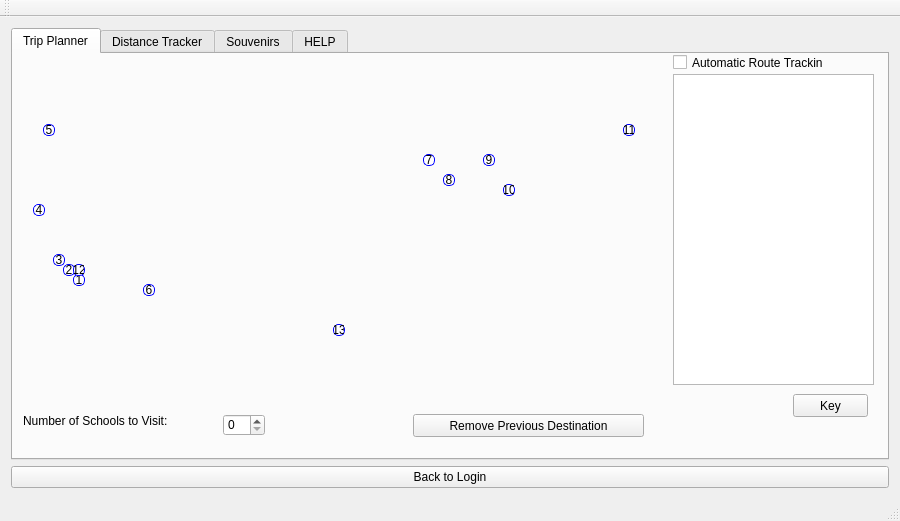
First picture: the form in Group_Project_1/mainwindow.ui, repository Cyrus-Riahi/CS1D-P1, before the edit.
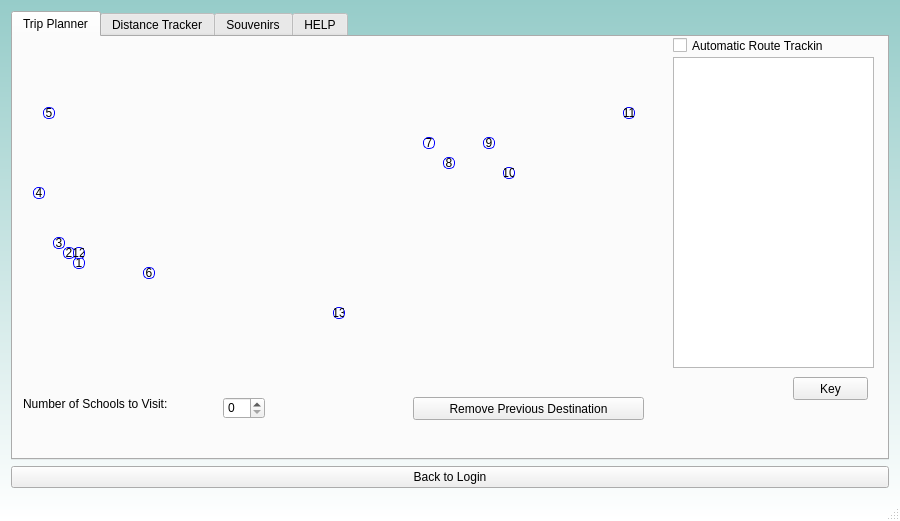
Second picture: the form after the edit. The open tabs and pages were chosen to show the change.

Patch:
```diff
--- a/Group_Project_1/mainwindow.ui
+++ b/Group_Project_1/mainwindow.ui
@@ -13,6 +13,22 @@
   <property name="windowTitle">
    <string>MainWindow</string>
   </property>
+  <property name="styleSheet">
+   <string notr="true">.QLineEdit, .QComboBox
+{
+border: 2px solid gray;
+}
+#MainWindow
+{
+	
+	background-color: qlineargradient(spread:pad, x1:0, y1:0, x2:0, y2:1, stop:0 rgba(150, 204, 201, 255), stop:1 rgba(255, 255, 255, 255));
+}
+.QLineEdit, .QComboBox
+{
+border-radius:5px;
+}
+</string>
+  </property>
   <widget class="QWidget" name="centralWidget">
    <layout class="QGridLayout" name="gridLayout_2">
     <item row="0" column="0">
@@ -61,7 +77,7 @@
             <x>60</x>
             <y>220</y>
             <width>12</width>
-            <height>12</height>
+            <height>24</height>
            </rect>
           </property>
           <property name="styleSheet">
@@ -85,7 +101,7 @@
             <x>50</x>
             <y>210</y>
             <width>12</width>
-            <height>12</height>
+            <height>24</height>
            </rect>
           </property>
           <property name="styleSheet">
@@ -109,7 +125,7 @@
             <x>40</x>
             <y>200</y>
             <width>12</width>
-            <height>12</height>
+            <height>24</height>
            </rect>
           </property>
           <property name="styleSheet">
@@ -159,7 +175,7 @@
             <x>20</x>
             <y>150</y>
             <width>12</width>
-            <height>12</height>
+            <height>24</height>
            </rect>
           </property>
           <property name="styleSheet">
@@ -183,7 +199,7 @@
             <x>30</x>
             <y>70</y>
             <width>12</width>
-            <height>12</height>
+            <height>24</height>
            </rect>
           </property>
           <property name="styleSheet">
@@ -207,7 +223,7 @@
             <x>130</x>
             <y>230</y>
             <width>12</width>
-            <height>12</height>
+            <height>24</height>
            </rect>
           </property>
           <property name="styleSheet">
@@ -231,7 +247,7 @@
             <x>410</x>
             <y>100</y>
             <width>12</width>
-            <height>12</height>
+            <height>24</height>
            </rect>
           </property>
           <property name="styleSheet">
@@ -255,7 +271,7 @@
             <x>430</x>
             <y>120</y>
             <width>12</width>
-            <height>12</height>
+            <height>24</height>
            </rect>
           </property>
           <property name="styleSheet">
@@ -279,7 +295,7 @@
             <x>470</x>
             <y>100</y>
             <width>12</width>
-            <height>12</height>
+            <height>24</height>
            </rect>
           </property>
           <property name="styleSheet">
@@ -303,7 +319,7 @@
             <x>490</x>
             <y>130</y>
             <width>12</width>
-            <height>12</height>
+            <height>24</height>
            </rect>
           </property>
           <property name="styleSheet">
@@ -327,7 +343,7 @@
             <x>610</x>
             <y>70</y>
             <width>12</width>
-            <height>12</height>
+            <height>24</height>
            </rect>
           </property>
           <property name="styleSheet">
@@ -364,7 +380,7 @@
             <x>60</x>
             <y>210</y>
             <width>12</width>
-            <height>12</height>
+            <height>24</height>
            </rect>
           </property>
           <property name="styleSheet">
@@ -388,7 +404,7 @@
             <x>320</x>
             <y>270</y>
             <width>12</width>
-            <height>12</height>
+            <height>24</height>
            </rect>
           </property>
           <property name="styleSheet">
@@ -665,14 +681,6 @@
     </rect>
    </property>
   </widget>
-  <widget class="QToolBar" name="mainToolBar">
-   <attribute name="toolBarArea">
-    <enum>TopToolBarArea</enum>
-   </attribute>
-   <attribute name="toolBarBreak">
-    <bool>false</bool>
-   </attribute>
-  </widget>
   <widget class="QStatusBar" name="statusBar"/>
  </widget>
  <layoutdefault spacing="6" margin="11"/>
```
Left out of the diff: 50 changed lines with no effect on the pictures.
